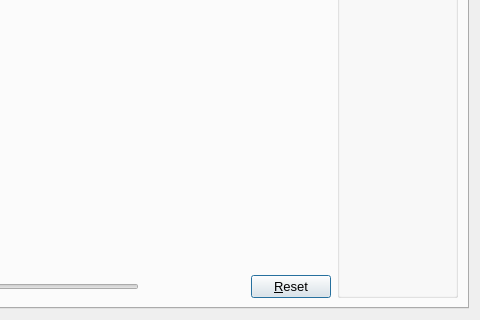
The window that src/qt/forms/rpcconsole.ui (gridcoin-community/Gridcoin-Research) describes before a commit, drawn with Qt 5; both pictures show x 304 to 784 and y 398 to 718 of the 784 by 718 pixel window.
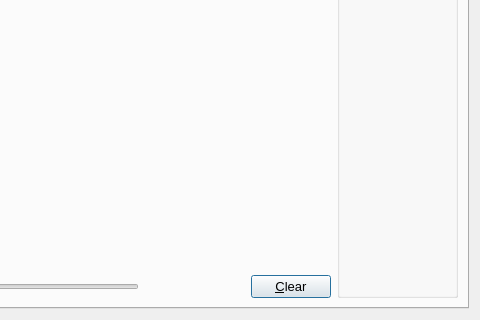
The same window after the commit. The open tabs and pages were chosen to show the change. Icons and pictures are not drawn. Custom widgets are drawn as their Qt base class.

Commit message:
Revert "Change 'Clear' button string to 'Reset'"
This reverts commit 51d0857c1484ab47b3b0e85268accbd56a323ad6.

```diff
--- a/src/qt/forms/rpcconsole.ui
+++ b/src/qt/forms/rpcconsole.ui
@@ -484,7 +484,7 @@
            <item>
             <widget class="QPushButton" name="clearTrafficGraphButton">
              <property name="text">
-              <string>&amp;Reset</string>
+              <string>&amp;Clear</string>
              </property>
             </widget>
            </item>
```
